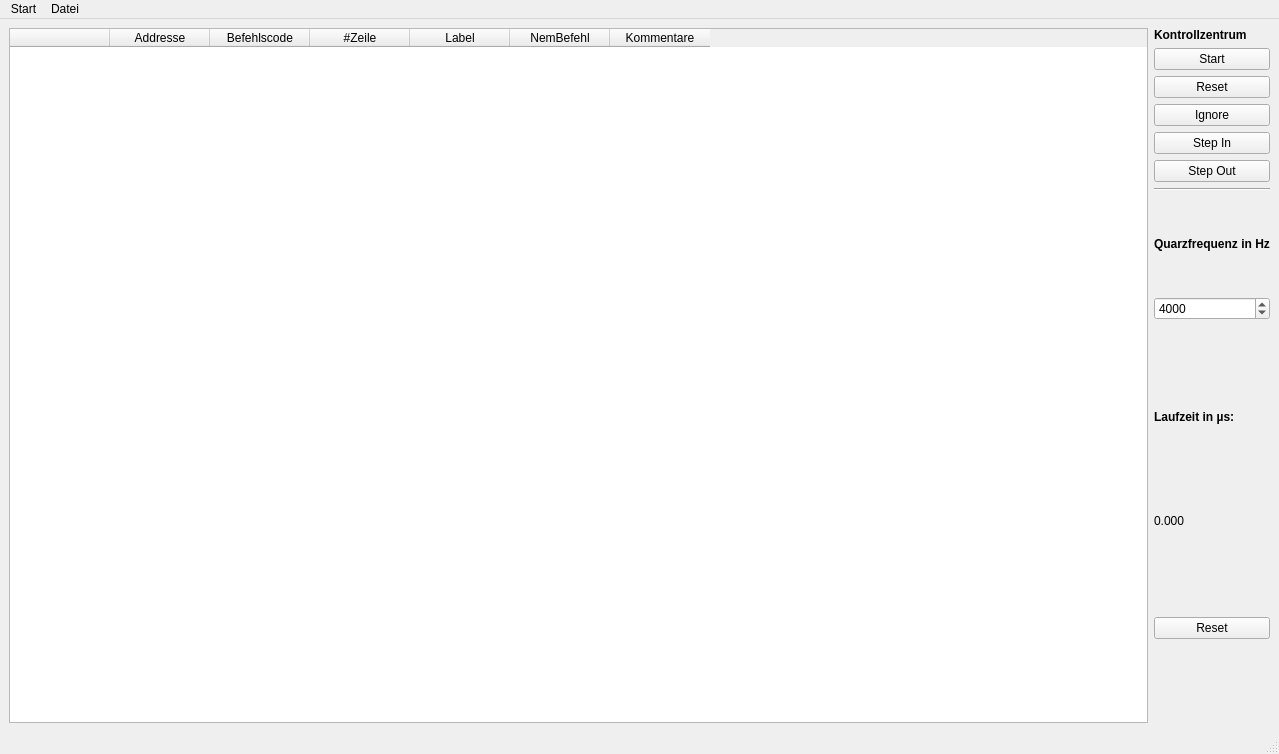
Before: the Qt Designer form simulator.ui in janick3110/picSimulatorPython, drawn with Qt 5.
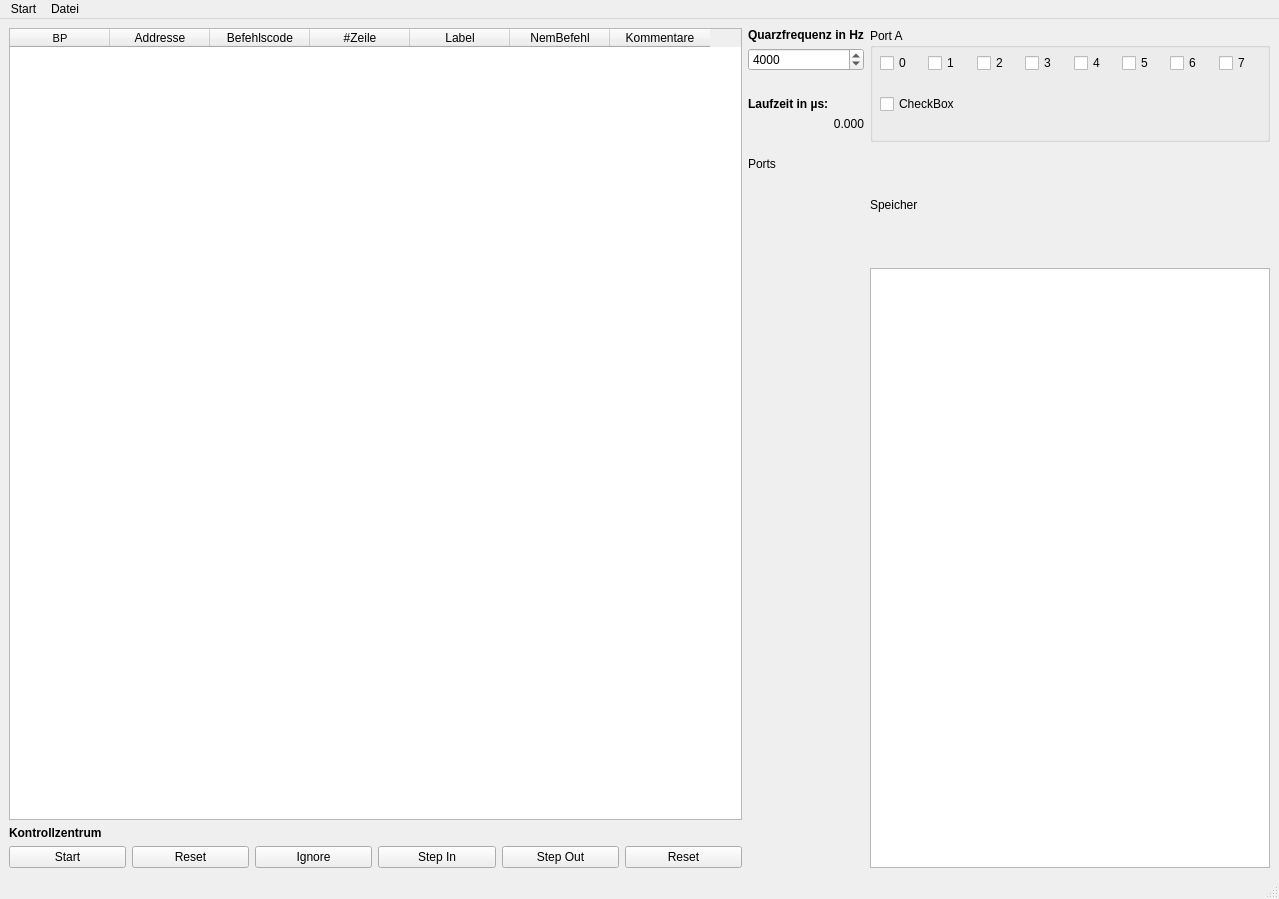
After: the same form once the commit is applied.

What changed in the file:
```diff
--- a/simulator.ui
+++ b/simulator.ui
@@ -7,7 +7,7 @@
     <x>0</x>
     <y>0</y>
     <width>1279</width>
-    <height>754</height>
+    <height>899</height>
    </rect>
   </property>
   <property name="windowTitle">
@@ -22,10 +22,30 @@
   <widget class="QWidget" name="centralwidget">
    <layout class="QHBoxLayout" name="horizontalLayout_6">
     <item>
+     <layout class="QVBoxLayout" name="verticalLayout">
+      <item>
      <widget class="QTableWidget" name="showCode">
+        <property name="sizePolicy">
+         <sizepolicy hsizetype="MinimumExpanding" vsizetype="Expanding">
+          <horstretch>20</horstretch>
+          <verstretch>0</verstretch>
+         </sizepolicy>
+        </property>
+        <property name="maximumSize">
+         <size>
+          <width>900</width>
+          <height>16777215</height>
+         </size>
+        </property>
       <column>
        <property name="text">
-        <string/>
+          <string>BP</string>
+         </property>
+         <property name="font">
+          <font>
+           <family>MS Shell Dlg 2</family>
+           <pointsize>8</pointsize>
+          </font>
        </property>
       </column>
       <column>
@@ -61,8 +81,25 @@
      </widget>
     </item>
     <item>
-     <layout class="QVBoxLayout" name="controls">
-      <item>
+       <layout class="QGridLayout" name="gridLayout">
+        <item row="1" column="4">
+         <widget class="QPushButton" name="pushButton_5">
+          <property name="text">
+           <string>Step Out</string>
+          </property>
+          <property name="shortcut">
+           <string>F5</string>
+          </property>
+         </widget>
+        </item>
+        <item row="1" column="1">
+         <widget class="QPushButton" name="pushButton_2">
+          <property name="text">
+           <string>Reset</string>
+          </property>
+         </widget>
+        </item>
+        <item row="0" column="0">
        <widget class="QLabel" name="Kontrollflaeche">
         <property name="font">
          <font>
@@ -78,24 +115,7 @@
         </property>
        </widget>
       </item>
-      <item>
-       <widget class="QPushButton" name="button_start">
-        <property name="text">
-         <string>Start</string>
-        </property>
-        <property name="shortcut">
-         <string>F1</string>
-        </property>
-       </widget>
-      </item>
-      <item>
-       <widget class="QPushButton" name="pushButton_2">
-        <property name="text">
-         <string>Reset</string>
-        </property>
-       </widget>
-      </item>
-      <item>
+        <item row="1" column="2">
        <widget class="QPushButton" name="pushButton_3">
         <property name="text">
          <string>Ignore</string>
@@ -105,7 +125,7 @@
         </property>
        </widget>
       </item>
-      <item>
+        <item row="1" column="3">
        <widget class="QPushButton" name="pushButton_4">
         <property name="text">
          <string>Step In</string>
@@ -115,38 +135,32 @@
         </property>
        </widget>
       </item>
-      <item>
-       <widget class="QPushButton" name="pushButton_5">
+        <item row="1" column="0">
+         <widget class="QPushButton" name="button_start">
         <property name="text">
-         <string>Step Out</string>
+           <string>Start</string>
         </property>
         <property name="shortcut">
          <string>F5</string>
         </property>
        </widget>
       </item>
-      <item>
-       <layout class="QVBoxLayout" name="quarzfrequency">
-        <item>
-         <widget class="Line" name="line">
-          <property name="orientation">
-           <enum>Qt::Horizontal</enum>
+        <item row="1" column="5">
+         <widget class="QPushButton" name="button_Reset">
+          <property name="text">
+           <string>Reset</string>
           </property>
          </widget>
         </item>
+       </layout>
+      </item>
+     </layout>
+    </item>
         <item>
-         <spacer name="verticalSpacer_5">
-          <property name="orientation">
-           <enum>Qt::Vertical</enum>
-          </property>
-          <property name="sizeHint" stdset="0">
-           <size>
-            <width>20</width>
-            <height>40</height>
-           </size>
-          </property>
-         </spacer>
-        </item>
+     <layout class="QVBoxLayout" name="controls">
+      <property name="sizeConstraint">
+       <enum>QLayout::SetFixedSize</enum>
+      </property>
         <item>
          <widget class="QLabel" name="label_16">
           <property name="font">
@@ -161,18 +175,10 @@
          </widget>
         </item>
         <item>
-         <spacer name="verticalSpacer_4">
-          <property name="orientation">
-           <enum>Qt::Vertical</enum>
-          </property>
-          <property name="sizeHint" stdset="0">
-           <size>
-            <width>20</width>
-            <height>40</height>
-           </size>
-          </property>
-         </spacer>
-        </item>
+       <layout class="QVBoxLayout" name="verticalLayout_3">
+        <property name="sizeConstraint">
+         <enum>QLayout::SetFixedSize</enum>
+        </property>
         <item>
          <widget class="QSpinBox" name="spinBox">
           <property name="minimum">
@@ -195,17 +201,18 @@
           </property>
          </widget>
         </item>
-       </layout>
-      </item>
       <item>
-       <spacer name="verticalSpacer_3">
+         <spacer name="verticalSpacer_2">
         <property name="orientation">
          <enum>Qt::Vertical</enum>
         </property>
+          <property name="sizeType">
+           <enum>QSizePolicy::Fixed</enum>
+          </property>
         <property name="sizeHint" stdset="0">
          <size>
           <width>20</width>
-          <height>40</height>
+            <height>20</height>
          </size>
         </property>
        </spacer>
@@ -226,43 +233,39 @@
         </property>
        </widget>
       </item>
-      <item>
-       <spacer name="verticalSpacer_2">
-        <property name="orientation">
-         <enum>Qt::Vertical</enum>
-        </property>
-        <property name="sizeHint" stdset="0">
-         <size>
-          <width>20</width>
-          <height>40</height>
-         </size>
-        </property>
-       </spacer>
-      </item>
       <item>
        <widget class="QLabel" name="runtime">
+          <property name="layoutDirection">
+           <enum>Qt::LeftToRight</enum>
+          </property>
         <property name="text">
          <string>0.000</string>
         </property>
+          <property name="alignment">
+           <set>Qt::AlignRight|Qt::AlignTrailing|Qt::AlignVCenter</set>
+          </property>
        </widget>
       </item>
       <item>
-       <spacer name="verticalSpacer_6">
+         <spacer name="verticalSpacer_3">
         <property name="orientation">
          <enum>Qt::Vertical</enum>
         </property>
+          <property name="sizeType">
+           <enum>QSizePolicy::Fixed</enum>
+          </property>
         <property name="sizeHint" stdset="0">
          <size>
           <width>20</width>
-          <height>40</height>
+            <height>20</height>
          </size>
         </property>
        </spacer>
       </item>
       <item>
-       <widget class="QPushButton" name="button_Reset">
+         <widget class="QLabel" name="label_2">
         <property name="text">
-         <string>Reset</string>
+           <string>Ports</string>
         </property>
        </widget>
       </item>
@@ -278,6 +281,137 @@
          </size>
         </property>
        </spacer>
+        </item>
+       </layout>
+      </item>
+     </layout>
+    </item>
+    <item>
+     <layout class="QVBoxLayout" name="verticalLayout_2">
+      <item>
+       <widget class="QGroupBox" name="groupBox">
+        <property name="minimumSize">
+         <size>
+          <width>0</width>
+          <height>100</height>
+         </size>
+        </property>
+        <property name="title">
+         <string>Port A</string>
+        </property>
+        <widget class="QWidget" name="verticalLayoutWidget_4">
+         <property name="geometry">
+          <rect>
+           <x>10</x>
+           <y>10</y>
+           <width>381</width>
+           <height>91</height>
+          </rect>
+         </property>
+         <layout class="QVBoxLayout" name="verticalLayout_4">
+          <item>
+           <layout class="QHBoxLayout" name="horizontalLayout">
+            <item>
+             <widget class="QCheckBox" name="checkBox">
+              <property name="text">
+               <string>0</string>
+              </property>
+             </widget>
+            </item>
+            <item>
+             <widget class="QCheckBox" name="checkBox_2">
+              <property name="text">
+               <string>1</string>
+              </property>
+             </widget>
+            </item>
+            <item>
+             <widget class="QCheckBox" name="checkBox_3">
+              <property name="text">
+               <string>2</string>
+              </property>
+             </widget>
+            </item>
+            <item>
+             <widget class="QCheckBox" name="checkBox_4">
+              <property name="text">
+               <string>3</string>
+              </property>
+             </widget>
+            </item>
+            <item>
+             <widget class="QCheckBox" name="checkBox_5">
+              <property name="text">
+               <string>4</string>
+              </property>
+             </widget>
+            </item>
+            <item>
+             <widget class="QCheckBox" name="checkBox_6">
+              <property name="text">
+               <string>5</string>
+              </property>
+             </widget>
+            </item>
+            <item>
+             <widget class="QCheckBox" name="checkBox_7">
+              <property name="text">
+               <string>6</string>
+              </property>
+             </widget>
+            </item>
+            <item>
+             <widget class="QCheckBox" name="checkBox_8">
+              <property name="text">
+               <string>7</string>
+              </property>
+             </widget>
+            </item>
+           </layout>
+          </item>
+          <item>
+           <layout class="QHBoxLayout" name="horizontalLayout_2">
+            <item>
+             <widget class="QCheckBox" name="checkBox_9">
+              <property name="text">
+               <string>CheckBox</string>
+              </property>
+             </widget>
+            </item>
+           </layout>
+          </item>
+         </layout>
+        </widget>
+       </widget>
+      </item>
+      <item>
+       <widget class="QLabel" name="label">
+        <property name="sizePolicy">
+         <sizepolicy hsizetype="Preferred" vsizetype="Minimum">
+          <horstretch>0</horstretch>
+          <verstretch>0</verstretch>
+         </sizepolicy>
+        </property>
+        <property name="text">
+         <string>Speicher</string>
+        </property>
+       </widget>
+      </item>
+      <item>
+       <widget class="QTableWidget" name="data">
+        <property name="sizePolicy">
+         <sizepolicy hsizetype="Minimum" vsizetype="Minimum">
+          <horstretch>0</horstretch>
+          <verstretch>0</verstretch>
+         </sizepolicy>
+        </property>
+        <property name="minimumSize">
+         <size>
+          <width>400</width>
+          <height>600</height>
+         </size>
+        </property>
+       </widget>
       </item>
      </layout>
     </item>
```
Left out of the diff: 5 changed lines with no effect on the pictures. Lines whose indentation alone changed are shown as unchanged.
